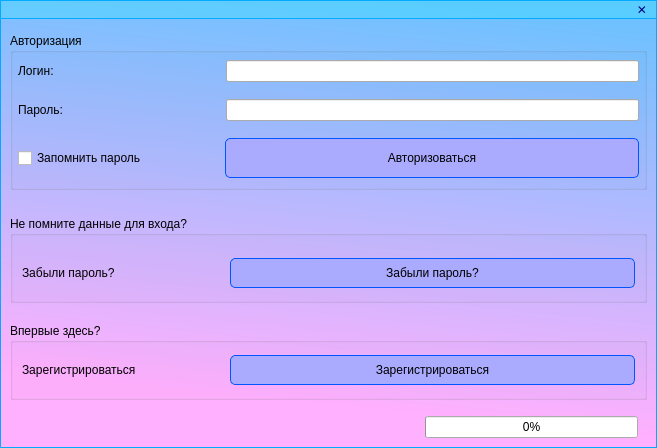
Above: mainwindow.ui from xterlo/msg before the change. Below: the same form after it.
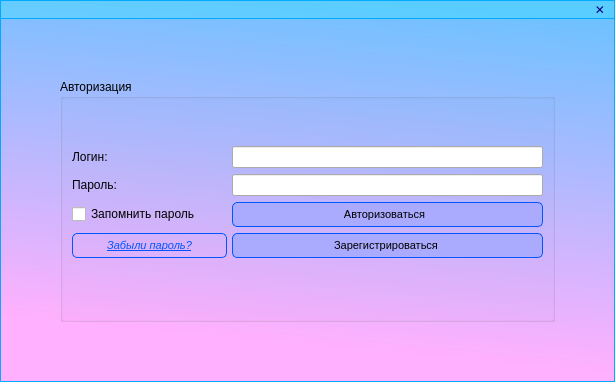
That is the form after the change.

```diff
--- a/mainwindow.ui
+++ b/mainwindow.ui
@@ -6,10 +6,16 @@
    <rect>
     <x>0</x>
     <y>0</y>
-    <width>657</width>
-    <height>448</height>
+    <width>615</width>
+    <height>382</height>
    </rect>
   </property>
+  <property name="sizePolicy">
+   <sizepolicy hsizetype="Fixed" vsizetype="Fixed">
+    <horstretch>0</horstretch>
+    <verstretch>0</verstretch>
+   </sizepolicy>
+  </property>
   <property name="windowTitle">
    <string>MainWindow</string>
   </property>
@@ -23,7 +29,10 @@
 }</string>
   </property>
   <widget class="QWidget" name="centralwidget">
-   <layout class="QVBoxLayout" name="verticalLayout_3">
+   <layout class="QVBoxLayout" name="verticalLayout_4">
+    <property name="spacing">
+     <number>0</number>
+    </property>
     <property name="leftMargin">
      <number>0</number>
     </property>
@@ -34,18 +43,28 @@
      <number>0</number>
     </property>
     <property name="bottomMargin">
-     <number>10</number>
-    </property>
-    <item>
-     <layout class="QHBoxLayout" name="horizontalLayout_8">
-      <property name="spacing">
-       <number>0</number>
-      </property>
-      <property name="topMargin">
        <number>0</number>
       </property>
       <item>
        <widget class="QWidget" name="widget_2" native="true">
+      <property name="sizePolicy">
+       <sizepolicy hsizetype="Preferred" vsizetype="Fixed">
+        <horstretch>0</horstretch>
+        <verstretch>0</verstretch>
+       </sizepolicy>
+      </property>
+      <property name="minimumSize">
+       <size>
+        <width>0</width>
+        <height>19</height>
+       </size>
+      </property>
+      <property name="maximumSize">
+       <size>
+        <width>16777215</width>
+        <height>19</height>
+       </size>
+      </property>
         <property name="styleSheet">
          <string notr="true">QWidget#widget_2{background-color:rgba(0, 255, 255, 50);
                 border-width: 1px;
@@ -127,93 +146,75 @@
         </layout>
        </widget>
       </item>
-     </layout>
-    </item>
     <item>
-     <widget class="QWidget" name="widget" native="true">
-      <property name="styleSheet">
-       <string notr="true">QWidget#widget{background-color:rgba(0, 255, 255, 50);
-                border-width: 1px;
-				border-style: solid;
-				border-color: rgb(0, 170, 255);
-                padding: 2px; 
-}</string>
-      </property>
-      <layout class="QHBoxLayout" name="horizontalLayout_6">
-       <property name="spacing">
-        <number>0</number>
-       </property>
-       <property name="leftMargin">
-        <number>0</number>
-       </property>
-       <property name="topMargin">
-        <number>0</number>
-       </property>
-       <property name="rightMargin">
-        <number>0</number>
-       </property>
-       <property name="bottomMargin">
-        <number>0</number>
-       </property>
-      </layout>
-     </widget>
-    </item>
-    <item>
-     <layout class="QVBoxLayout" name="verticalLayout_2">
-      <property name="spacing">
-       <number>5</number>
-      </property>
+     <layout class="QGridLayout" name="gridLayout">
       <property name="sizeConstraint">
        <enum>QLayout::SetNoConstraint</enum>
       </property>
       <property name="leftMargin">
-       <number>10</number>
+       <number>50</number>
       </property>
       <property name="topMargin">
-       <number>2</number>
+       <number>50</number>
       </property>
       <property name="rightMargin">
-       <number>10</number>
+       <number>50</number>
       </property>
       <property name="bottomMargin">
-       <number>0</number>
+       <number>50</number>
       </property>
-      <item>
-       <layout class="QVBoxLayout" name="verticalLayout">
-        <property name="spacing">
-         <number>5</number>
+      <item row="1" column="1">
+       <spacer name="verticalSpacer_2">
+        <property name="orientation">
+         <enum>Qt::Vertical</enum>
         </property>
-        <property name="sizeConstraint">
-         <enum>QLayout::SetMaximumSize</enum>
+        <property name="sizeType">
+         <enum>QSizePolicy::Preferred</enum>
         </property>
-        <item>
+        <property name="sizeHint" stdset="0">
+         <size>
+          <width>50</width>
+          <height>10</height>
+         </size>
+        </property>
+       </spacer>
+      </item>
+      <item row="2" column="0">
+       <spacer name="horizontalSpacer_2">
+        <property name="orientation">
+         <enum>Qt::Horizontal</enum>
+        </property>
+        <property name="sizeType">
+         <enum>QSizePolicy::Preferred</enum>
+        </property>
+        <property name="sizeHint" stdset="0">
+         <size>
+          <width>10</width>
+          <height>20</height>
+         </size>
+        </property>
+       </spacer>
+      </item>
+      <item row="2" column="1">
          <widget class="QGroupBox" name="groupBox">
+        <property name="sizePolicy">
+         <sizepolicy hsizetype="Preferred" vsizetype="Preferred">
+          <horstretch>0</horstretch>
+          <verstretch>0</verstretch>
+         </sizepolicy>
+        </property>
           <property name="title">
            <string>Авторизация</string>
           </property>
-          <layout class="QVBoxLayout" name="verticalLayout_4">
-           <property name="spacing">
-            <number>15</number>
-           </property>
-           <property name="leftMargin">
-            <number>5</number>
-           </property>
-           <property name="topMargin">
-            <number>5</number>
-           </property>
-           <property name="rightMargin">
-            <number>5</number>
-           </property>
-           <property name="bottomMargin">
-            <number>5</number>
-           </property>
+        <layout class="QVBoxLayout" name="verticalLayout_5">
            <item>
-            <layout class="QHBoxLayout" name="horizontalLayout_2" stretch="1,2">
+          <layout class="QVBoxLayout" name="verticalLayout_3">
+           <item>
+            <layout class="QVBoxLayout" name="verticalLayout_2">
+             <item>
+              <layout class="QHBoxLayout" name="horizontalLayout" stretch="1,2">
              <property name="spacing">
-              <number>1</number>
-             </property>
-             <property name="sizeConstraint">
-              <enum>QLayout::SetMaximumSize</enum>
+                <number>5</number>
              </property>
              <item>
               <widget class="QLabel" name="label">
@@ -234,12 +235,9 @@
             </layout>
            </item>
            <item>
-            <layout class="QHBoxLayout" name="horizontalLayout" stretch="1,2">
+              <layout class="QHBoxLayout" name="horizontalLayout_2" stretch="1,2">
              <property name="spacing">
-              <number>1</number>
-             </property>
-             <property name="sizeConstraint">
-              <enum>QLayout::SetMaximumSize</enum>
+                <number>5</number>
              </property>
              <item>
               <widget class="QLabel" name="label_2">
@@ -266,13 +264,14 @@
              </item>
             </layout>
            </item>
+            </layout>
+           </item>
+           <item>
+            <layout class="QVBoxLayout" name="verticalLayout">
            <item>
             <layout class="QHBoxLayout" name="horizontalLayout_3" stretch="1,2">
              <property name="spacing">
-              <number>0</number>
-             </property>
-             <property name="sizeConstraint">
-              <enum>QLayout::SetMaximumSize</enum>
+                <number>5</number>
              </property>
              <item>
               <widget class="QCheckBox" name="checkBox">
@@ -290,171 +289,34 @@
              <item>
               <widget class="QPushButton" name="authorization">
                <property name="sizePolicy">
-                <sizepolicy hsizetype="Expanding" vsizetype="Expanding">
+                  <sizepolicy hsizetype="Expanding" vsizetype="Fixed">
                  <horstretch>0</horstretch>
-                 <verstretch>0</verstretch>
+                   <verstretch>30</verstretch>
                 </sizepolicy>
                </property>
                <property name="minimumSize">
                 <size>
                  <width>0</width>
-                 <height>40</height>
+                   <height>25</height>
                 </size>
                </property>
                <property name="maximumSize">
                 <size>
                  <width>16777215</width>
-                 <height>40</height>
-                </size>
-               </property>
-               <property name="styleSheet">
-                <string notr="true">QPushButton
-{
-
-                border-width: 1px; 
-                border-style: solid; 
-                border-radius: 5px;
-				border-color: rgb(0, 85, 255);
-                padding: 2px; 
-                background:rgb(170, 170, 255)
-             ;
-}</string>
-               </property>
-               <property name="text">
-                <string>Авторизоваться</string>
-               </property>
-              </widget>
-             </item>
-            </layout>
-           </item>
-          </layout>
-         </widget>
-        </item>
-       </layout>
-      </item>
-     </layout>
-    </item>
-    <item>
-     <spacer name="verticalSpacer_6">
-      <property name="orientation">
-       <enum>Qt::Vertical</enum>
-      </property>
-      <property name="sizeType">
-       <enum>QSizePolicy::Fixed</enum>
-      </property>
-      <property name="sizeHint" stdset="0">
-       <size>
-        <width>20</width>
-        <height>10</height>
-       </size>
-      </property>
-     </spacer>
-    </item>
-    <item>
-     <layout class="QVBoxLayout" name="verticalLayout_6" stretch="0,0,0">
-      <property name="spacing">
-       <number>0</number>
-      </property>
-      <property name="leftMargin">
-       <number>10</number>
-      </property>
-      <property name="topMargin">
-       <number>10</number>
-      </property>
-      <property name="rightMargin">
-       <number>10</number>
-      </property>
-      <property name="bottomMargin">
-       <number>10</number>
-      </property>
-      <item>
-       <widget class="QGroupBox" name="groupBox_2">
-        <property name="title">
-         <string>Не помните данные для входа?</string>
-        </property>
-        <layout class="QVBoxLayout" name="verticalLayout_5">
-         <property name="leftMargin">
-          <number>0</number>
-         </property>
-         <property name="topMargin">
-          <number>0</number>
-         </property>
-         <property name="rightMargin">
-          <number>0</number>
-         </property>
-         <property name="bottomMargin">
-          <number>0</number>
-         </property>
-         <item>
-          <spacer name="verticalSpacer_7">
-           <property name="orientation">
-            <enum>Qt::Vertical</enum>
-           </property>
-           <property name="sizeType">
-            <enum>QSizePolicy::Fixed</enum>
-           </property>
-           <property name="sizeHint" stdset="0">
-            <size>
-             <width>20</width>
-             <height>10</height>
-            </size>
-           </property>
-          </spacer>
-         </item>
-         <item>
-          <spacer name="verticalSpacer_4">
-           <property name="orientation">
-            <enum>Qt::Vertical</enum>
-           </property>
-           <property name="sizeHint" stdset="0">
-            <size>
-             <width>20</width>
-             <height>10</height>
-            </size>
-           </property>
-          </spacer>
-         </item>
-         <item>
-          <layout class="QHBoxLayout" name="horizontalLayout_10" stretch="1,2">
-           <property name="leftMargin">
-            <number>9</number>
-           </property>
-           <property name="topMargin">
-            <number>2</number>
-           </property>
-           <property name="rightMargin">
-            <number>9</number>
-           </property>
-           <property name="bottomMargin">
-            <number>2</number>
-           </property>
-           <item>
-            <widget class="QLabel" name="label_4">
-             <property name="text">
-              <string>Забыли пароль?</string>
-             </property>
-            </widget>
-           </item>
-           <item>
-            <widget class="QPushButton" name="forgot">
-             <property name="sizePolicy">
-              <sizepolicy hsizetype="Expanding" vsizetype="Expanding">
-               <horstretch>0</horstretch>
-               <verstretch>0</verstretch>
-              </sizepolicy>
-             </property>
-             <property name="minimumSize">
-              <size>
-               <width>0</width>
-               <height>30</height>
-              </size>
-             </property>
-             <property name="maximumSize">
-              <size>
-               <width>16777215</width>
-               <height>30</height>
-              </size>
-             </property>
+                   <height>25</height>
+                  </size>
+                 </property>
+                 <property name="font">
+                  <font>
+                   <pointsize>8</pointsize>
+                  </font>
+                 </property>
+                 <property name="cursor">
+                  <cursorShape>PointingHandCursor</cursorShape>
+                 </property>
+                 <property name="mouseTracking">
+                  <bool>false</bool>
+                 </property>
              <property name="styleSheet">
               <string notr="true">QPushButton
 {
@@ -464,127 +326,103 @@
                 border-radius: 5px;
 				border-color: rgb(0, 85, 255);
                 padding: 2px; 
-                background:rgb(170, 170, 255)
-             ;
+                background:rgb(170, 170, 255) ;
 }</string>
              </property>
              <property name="text">
-              <string>Забыли пароль?</string>
+                  <string>                       Авторизоваться                         </string>
              </property>
             </widget>
            </item>
           </layout>
-         </item>
-         <item>
-          <spacer name="verticalSpacer">
-           <property name="orientation">
-            <enum>Qt::Vertical</enum>
-           </property>
-           <property name="sizeType">
-            <enum>QSizePolicy::Fixed</enum>
-           </property>
-           <property name="sizeHint" stdset="0">
-            <size>
-             <width>20</width>
-             <height>10</height>
-            </size>
-           </property>
-          </spacer>
-         </item>
-        </layout>
-       </widget>
-      </item>
-      <item>
-       <spacer name="verticalSpacer_5">
-        <property name="orientation">
-         <enum>Qt::Vertical</enum>
-        </property>
-        <property name="sizeType">
-         <enum>QSizePolicy::Fixed</enum>
-        </property>
-        <property name="sizeHint" stdset="0">
-         <size>
-          <width>20</width>
-          <height>20</height>
-         </size>
-        </property>
-       </spacer>
-      </item>
-      <item>
-       <widget class="QGroupBox" name="groupBox_3">
-        <property name="title">
-         <string>Впервые здесь?</string>
-        </property>
-        <layout class="QVBoxLayout" name="verticalLayout_7">
-         <property name="leftMargin">
-          <number>0</number>
-         </property>
-         <property name="topMargin">
-          <number>0</number>
-         </property>
-         <property name="rightMargin">
-          <number>0</number>
-         </property>
-         <property name="bottomMargin">
-          <number>0</number>
-         </property>
-         <item>
-          <spacer name="verticalSpacer_3">
-           <property name="orientation">
-            <enum>Qt::Vertical</enum>
-           </property>
-           <property name="sizeType">
-            <enum>QSizePolicy::Fixed</enum>
-           </property>
-           <property name="sizeHint" stdset="0">
-            <size>
-             <width>20</width>
-             <height>10</height>
-            </size>
-           </property>
-          </spacer>
          </item>
          <item>
           <layout class="QHBoxLayout" name="horizontalLayout_4" stretch="1,2">
-           <property name="leftMargin">
-            <number>9</number>
-           </property>
-           <property name="topMargin">
-            <number>2</number>
-           </property>
-           <property name="rightMargin">
-            <number>9</number>
-           </property>
-           <property name="bottomMargin">
-            <number>2</number>
+               <property name="spacing">
+                <number>5</number>
            </property>
            <item>
-            <widget class="QLabel" name="label_5">
+                <widget class="QPushButton" name="forgot">
+                 <property name="sizePolicy">
+                  <sizepolicy hsizetype="Expanding" vsizetype="Fixed">
+                   <horstretch>0</horstretch>
+                   <verstretch>30</verstretch>
+                  </sizepolicy>
+                 </property>
+                 <property name="minimumSize">
+                  <size>
+                   <width>0</width>
+                   <height>25</height>
+                  </size>
+                 </property>
+                 <property name="maximumSize">
+                  <size>
+                   <width>16777215</width>
+                   <height>25</height>
+                  </size>
+                 </property>
+                 <property name="font">
+                  <font>
+                   <family>MS Shell Dlg 2</family>
+                   <pointsize>8</pointsize>
+                   <weight>50</weight>
+                   <italic>true</italic>
+                   <bold>false</bold>
+                   <underline>true</underline>
+                  </font>
+                 </property>
+                 <property name="cursor">
+                  <cursorShape>PointingHandCursor</cursorShape>
+                 </property>
+                 <property name="toolTip">
+                  <string/>
+                 </property>
+                 <property name="styleSheet">
+                  <string notr="true">QPushButton{ background:transparent ;
+font: 8pt &quot;MS Shell Dlg 2&quot;;
+	text-decoration: underline;
+	font-style: italic;
+                border-width: 1px; 
+                border-style: solid; 
+                border-radius: 5px;
+				border-color:rgb(0, 85, 255);
+                padding: 2px; 
+				color: rgb(0, 85, 255);
+}</string>
+                 </property>
              <property name="text">
-              <string>Зарегистрироваться</string>
+                  <string>Забыли пароль?</string>
              </property>
             </widget>
            </item>
            <item>
             <widget class="QPushButton" name="reg">
              <property name="sizePolicy">
-              <sizepolicy hsizetype="Expanding" vsizetype="Expanding">
+                  <sizepolicy hsizetype="Expanding" vsizetype="Fixed">
                <horstretch>0</horstretch>
-               <verstretch>0</verstretch>
+                   <verstretch>30</verstretch>
               </sizepolicy>
              </property>
              <property name="minimumSize">
               <size>
                <width>0</width>
-               <height>30</height>
+                   <height>25</height>
               </size>
              </property>
              <property name="maximumSize">
               <size>
                <width>16777215</width>
-               <height>30</height>
-              </size>
-             </property>
+                   <height>25</height>
+                  </size>
+                 </property>
+                 <property name="font">
+                  <font>
+                   <pointsize>8</pointsize>
+                  </font>
+                 </property>
+                 <property name="cursor">
+                  <cursorShape>PointingHandCursor</cursorShape>
+                 </property>
              <property name="styleSheet">
               <string notr="true">QPushButton
 {
@@ -599,14 +437,18 @@
 }</string>
              </property>
              <property name="text">
-              <string>Зарегистрироваться</string>
+                  <string>                   Зарегистрироваться                    </string>
              </property>
             </widget>
            </item>
           </layout>
          </item>
+            </layout>
+           </item>
+          </layout>
+         </item>
          <item>
-          <spacer name="verticalSpacer_2">
+          <spacer name="verticalSpacer_3">
            <property name="orientation">
             <enum>Qt::Vertical</enum>
            </property>
@@ -616,50 +458,46 @@
            <property name="sizeHint" stdset="0">
             <size>
              <width>20</width>
+             <height>13</height>
+            </size>
+           </property>
+          </spacer>
+         </item>
+        </layout>
+       </widget>
+      </item>
+      <item row="3" column="1">
+       <spacer name="verticalSpacer">
+        <property name="orientation">
+         <enum>Qt::Vertical</enum>
+        </property>
+        <property name="sizeType">
+         <enum>QSizePolicy::Preferred</enum>
+        </property>
+        <property name="sizeHint" stdset="0">
+         <size>
+          <width>10</width>
              <height>10</height>
             </size>
            </property>
           </spacer>
          </item>
-        </layout>
-       </widget>
-      </item>
-     </layout>
-    </item>
-    <item>
-     <layout class="QHBoxLayout" name="horizontalLayout_5" stretch="2,1">
-      <property name="rightMargin">
-       <number>19</number>
-      </property>
-      <item>
-       <spacer name="horizontalSpacer_2">
+      <item row="2" column="2">
+       <spacer name="horizontalSpacer">
         <property name="orientation">
          <enum>Qt::Horizontal</enum>
         </property>
+        <property name="sizeType">
+         <enum>QSizePolicy::Preferred</enum>
+        </property>
         <property name="sizeHint" stdset="0">
          <size>
-          <width>40</width>
-          <height>20</height>
+          <width>10</width>
+          <height>50</height>
          </size>
         </property>
        </spacer>
       </item>
-      <item>
-       <widget class="QProgressBar" name="progressBar">
-        <property name="maximum">
-         <number>1000</number>
-        </property>
-        <property name="value">
-         <number>0</number>
-        </property>
-        <property name="alignment">
-         <set>Qt::AlignCenter</set>
-        </property>
-        <property name="textDirection">
-         <enum>QProgressBar::TopToBottom</enum>
-        </property>
-       </widget>
-      </item>
      </layout>
     </item>
    </layout>
```
Lines whose indentation alone changed are shown as unchanged.
